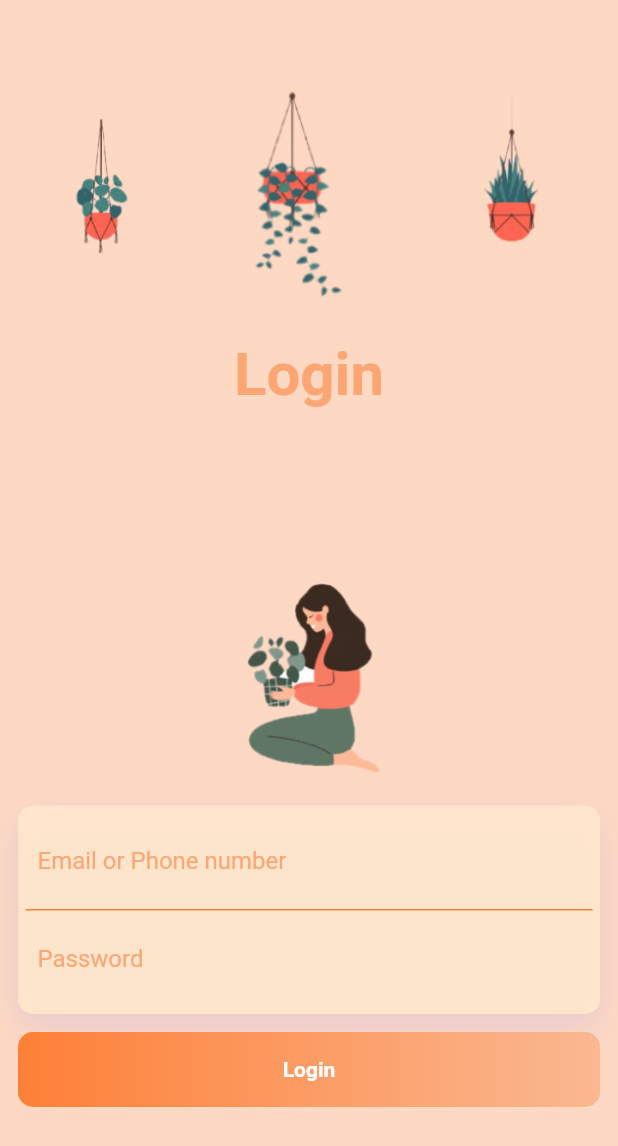
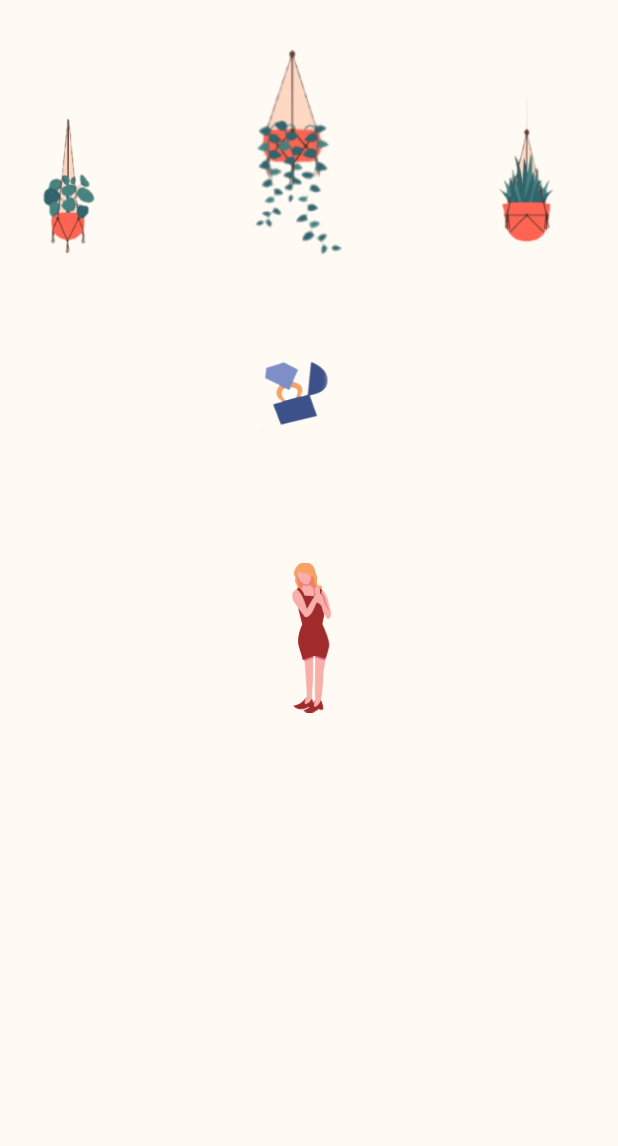
Before and after one commit to WinLaeLae/animation_pj, a Flutter app: the screen it shows after launch, on a phone screen of 412 x 824 dp. Shown: the top 1146 px of the screen. Run offline on Flutter 3.47's test engine with Material 2 defaults, Android fonts, the phone set to English and light mode, and no system bars.

Commit message:
propose_animation

```diff
--- a/lib/login_animation/login_animation_page.dart
+++ b/lib/login_animation/login_animation_page.dart
@@ -222,5 +222,6 @@ class _LoginAnimationPageState extends State<LoginAnimationPage> {
             ),
           ),
         ));
+
   }
 }
--- a/lib/main.dart
+++ b/lib/main.dart
@@ -1,4 +1,5 @@
 import 'package:animation_pj/login_animation/login_animation_page.dart';
+import 'package:animation_pj/propose/propose_animation_page.dart';
 import 'package:flutter/material.dart';
 
 void main() {
@@ -11,9 +12,9 @@ class MyApp extends StatelessWidget {
   @override
   Widget build(BuildContext context) {
     return MaterialApp(
-      debugShowCheckedModeBanner: false,
-      theme: ThemeData(),
-      home: const LoginAnimationPage(),
-    );
+        debugShowCheckedModeBanner: false,
+        theme: ThemeData(),
+        home: const ProposeAnimationPage() //const LoginAnimationPage(),
+        );
   }
 }
--- /dev/null
+++ b/lib/propose/propose_animation_page.dart
@@ -0,0 +1,120 @@
+import 'dart:math';
+
+import 'package:flutter/material.dart';
+
+class ProposeAnimationPage extends StatefulWidget {
+  const ProposeAnimationPage({super.key});
+
+  @override
+  State<ProposeAnimationPage> createState() => _ProposeAnimationPageState();
+}
+
+class _ProposeAnimationPageState extends State<ProposeAnimationPage> {
+  double oneL = 0;
+  double twol = 0;
+  double fourl = 15;
+  double img1width = 80;
+  double img1height = 120;
+  double img2width = 80;
+  double img2height = 150;
+  double img4width = 80;
+  double img4height = 120;
+  double img5width = 100;
+  double img5height = 100;
+  double font = 30;
+  final random = Random();
+  double op = 1.0;
+  void resize() {
+    setState(() {
+      img5width = 270;
+      img1height = 160;
+      img1width = 100;
+      img2width = 120;
+      img2height = 200;
+      img4height = 100;
+      img4width = 160;
+      img5height = 270;
+      font = 40;
+      op = 0.0;
+    });
+  }
+
+  @override
+  Widget build(BuildContext context) {
+    return Scaffold(
+        backgroundColor: const Color.fromARGB(255, 255, 251, 244),
+        body: SingleChildScrollView(
+          child: Padding(
+            padding: const EdgeInsets.only(top: 25),
+            child: Column(
+              children: [
+                SizedBox(
+                  height: 350,
+                  child: Stack(
+                    children: [
+                      AnimatedPositioned(
+                          left: oneL,
+                          width: img1width,
+                          top: 40,
+                          height: img1height,
+                          duration: const Duration(milliseconds: 1000),
+                          child: Container(
+                            decoration: const BoxDecoration(
+                                image: DecorationImage(
+                                    image: AssetImage('images/image_one.png'))),
+                          )),
+                      AnimatedPositioned(
+                          top: twol,
+                          left: 120,
+                          width: img2height,
+                          height: img2height,
+                          duration: const Duration(milliseconds: 1000),
+                          child: Container(
+                            decoration: const BoxDecoration(
+                                image: DecorationImage(
+                                    image: AssetImage('images/image_two.png'))),
+                          )),
+                      AnimatedPositioned(
+                          right: fourl,
+                          top: 40,
+                          width: img4width,
+                          height: img1height,
+                          duration: const Duration(milliseconds: 1000),
+                          child: Container(
+                            decoration: const BoxDecoration(
+                                image: DecorationImage(
+                                    image:
+                                        AssetImage('images/image_four.png'))),
+                          )),
+                      AnimatedPositioned(
+                        duration: const Duration(milliseconds: 1000),
+                        child: AnimatedOpacity(
+                          opacity: op,
+                          duration: const Duration(seconds: 2),
+                          child: Container(
+                            margin: const EdgeInsets.only(top: 100),
+                            child: Center(
+                                child: Container(
+                              height: 100,
+                              decoration: const BoxDecoration(
+                                  image: DecorationImage(
+                                      image: AssetImage('images/raing.png'))),
+                            )),
+                          ),
+                        ),
+                      ),
+                    ],
+                  ),
+                ),
+                AnimatedContainer(
+                  height: img5height,
+                  width: img5width,
+                  duration: const Duration(milliseconds: 1000),
+                  child: const Image(image: AssetImage("images/girl.png")),
+                ),
+              ],
+            ),
+          ),
+        ));
+  }
+}
```
Also changed, not shown: images/bg_imge.png (added), images/girl.png (added), images/h1.png (added), images/h11.png (added), images/h12.png (added), images/h13.png (added), images/h2.png (added), images/h3.png (added), images/h4.png (added), images/h5.png (added), images/h6.png (added), images/h7.png (added), images/h8.png (added), images/h9.png (added), 2 more files.
